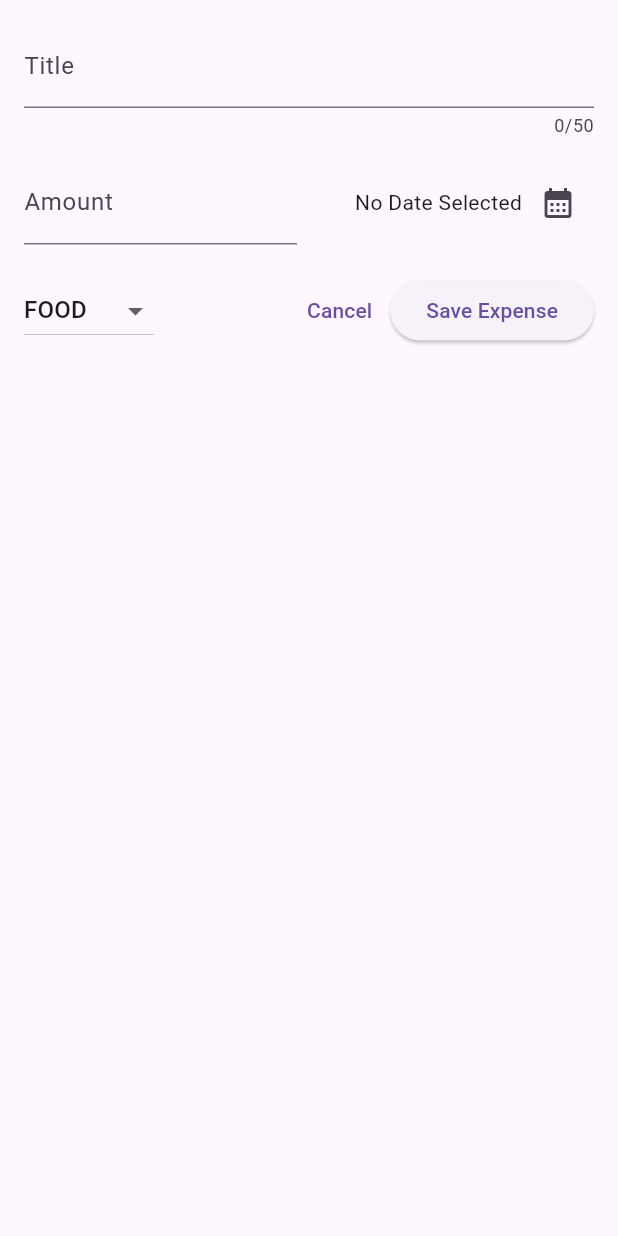
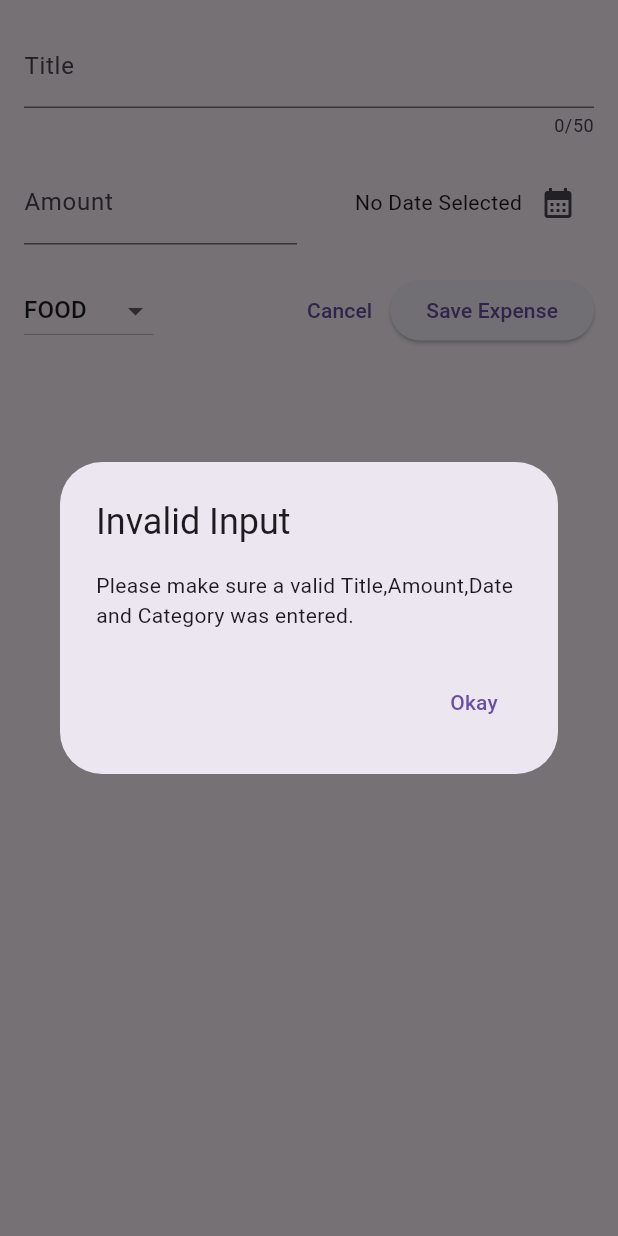
Before and after one commit to shshaheen/Cash-Track, a Flutter app: the NewExpense widget shown alone on an empty page, opened directly, after a tap on "Save Expense", on a phone screen of 412 x 824 dp. Run offline on Flutter 3.47's test engine with Material 3 defaults, Android fonts, the phone set to English and light mode, and no system bars.

Commit message:
Validated Input Data

```diff
--- a/lib/widgets/new_expense.dart
+++ b/lib/widgets/new_expense.dart
@@ -34,6 +34,35 @@
     super.dispose();
   }
 
+  void _submitExpenseData() {
+    final enteredAmount = double.tryParse(_amountController.text);
+    final amountIsInvalid = enteredAmount == null || enteredAmount < 0;
+    if (amountIsInvalid ||
+        _titleController.text.trim().isEmpty ||
+        _selectedDate == null) {
+      //Show Error message
+      showDialog(
+          context: context,
+          builder: (ctx) {
+            return AlertDialog(
+              title: Text("Invalid Input"),
+              content: Text(
+                  "Please make sure a valid Title,Amount,Date and Category was entered."),
+              actions: [
+                TextButton(
+                  onPressed: () {
+                    Navigator.pop(ctx);
+                  },
+                  child: Text("Okay"),
+                ),
+              ],
+            );
+          });
+      return;
+    }
+
+  }
+
   @override
   Widget build(BuildContext context) {
     return Padding(
@@ -43,18 +72,20 @@
           TextField(
             controller: _titleController,
             maxLength: 50,
-            decoration:const InputDecoration(
+            decoration: const InputDecoration(
               label: Text('Title'),
             ),
           ),
-          const SizedBox(height: 15,),
+          const SizedBox(
+            height: 15,
+          ),
           Row(
             children: [
               Expanded(
                 child: TextField(
                   controller: _amountController,
                   keyboardType: TextInputType.number,
-                  decoration:const InputDecoration(
+                  decoration: const InputDecoration(
                     prefixText: '\$',
                     label: Text('Amount'),
                   ),
@@ -80,27 +111,32 @@
               )
             ],
           ),
-          const SizedBox(height: 20,),
+          const SizedBox(
+            height: 20,
+          ),
           Row(
             children: [
               DropdownButton(
                   value: _categoryController,
-                items: Category.values.map(
+                  items: Category.values
+                      .map(
                         (category) => DropdownMenuItem(
                           value: category,
-                    child: Text(category.name.toUpperCase(),
-                  ),),
-                ).toList(),
-                onChanged: (value){
-                  if(value == null){
+                          child: Text(
+                            category.name.toUpperCase(),
+                          ),
+                        ),
+                      )
+                      .toList(),
+                  onChanged: (value) {
+                    if (value == null) {
                       return;
                     }
                     setState(() {
                       _categoryController = value;
-
                     });
                   }),
-              const  Spacer(),
+              const Spacer(),
               TextButton(
                 onPressed: () {
                   Navigator.pop(context);
@@ -109,6 +145,7 @@
               ),
               ElevatedButton(
                   onPressed: () {
+                    _submitExpenseData();
                     print(_titleController.text);
                     print(_amountController.text);
                   },
```
Lines whose indentation alone changed are shown as unchanged.
